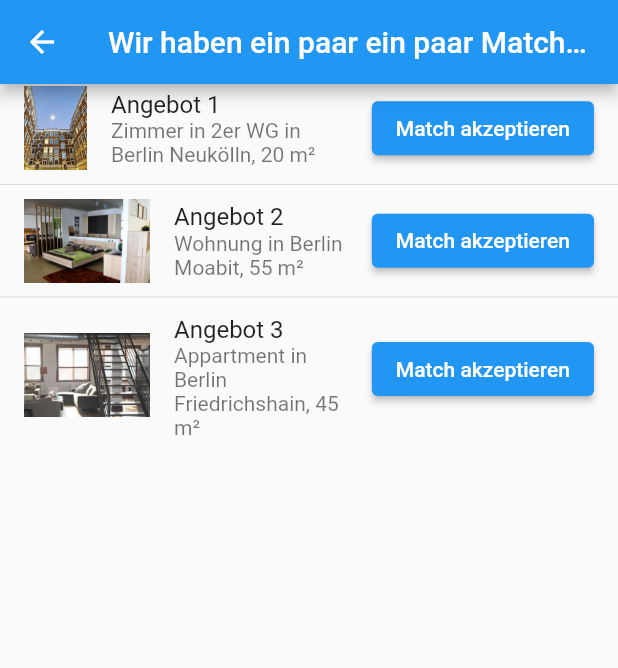
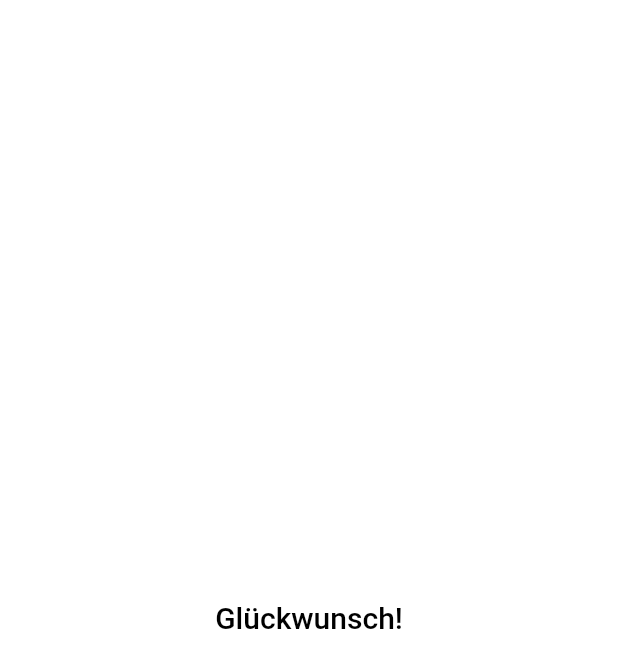
Before and after one commit to Tobias314/HomeSwap, a Flutter app: the OfferPage screen opened directly, after a tap on "Match akzeptieren", on a phone screen of 412 x 824 dp. Shown: the top 668 px of the screen. Run offline on Flutter 3.47's test engine with Material 2 defaults, Android fonts, the phone set to English and light mode, and no system bars; our stand-ins replace appinio_swiper, confetti, settings_ui.

Commit message:
confetti at right page

```diff
--- /dev/null
+++ b/frontend/lib/pages/confetti_page.dart
@@ -0,0 +1,129 @@
+import 'dart:math';
+
+import 'package:confetti/confetti.dart';
+import 'package:flutter/material.dart';
+
+void main() => runApp(const ConfettiSample());
+
+class ConfettiSample extends StatelessWidget {
+  const ConfettiSample({Key? key}) : super(key: key);
+
+  @override
+  Widget build(BuildContext context) {
+    return MaterialApp(
+        title: 'Confetti',
+        home: Scaffold(
+          backgroundColor: Colors.grey[900],
+          body: ConfettiPage(),
+        ));
+  }
+}
+
+class ConfettiPage extends StatefulWidget {
+  @override
+  _ConfettiPageState createState() => _ConfettiPageState();
+}
+
+class _ConfettiPageState extends State<ConfettiPage> {
+  late ConfettiController _controllerCenter;
+  late ConfettiController _controllerCenterRight;
+  late ConfettiController _controllerCenterLeft;
+  late ConfettiController _controllerTopCenter;
+  late ConfettiController _controllerBottomCenter;
+
+  @override
+  void initState() {
+    super.initState();
+    _controllerCenter =
+        ConfettiController(duration: const Duration(seconds: 10));
+    _controllerCenterRight =
+        ConfettiController(duration: const Duration(seconds: 10));
+    _controllerCenterLeft =
+        ConfettiController(duration: const Duration(seconds: 10));
+    _controllerTopCenter =
+        ConfettiController(duration: const Duration(seconds: 10));
+    _controllerBottomCenter =
+        ConfettiController(duration: const Duration(seconds: 10));
+  }
+
+  @override
+  void dispose() {
+    _controllerCenter.dispose();
+    _controllerCenterRight.dispose();
+    _controllerCenterLeft.dispose();
+    _controllerTopCenter.dispose();
+    _controllerBottomCenter.dispose();
+    super.dispose();
+  }
+
+  /// A custom Path to paint stars.
+  Path drawStar(Size size) {
+    // Method to convert degree to radians
+    double degToRad(double deg) => deg * (pi / 180.0);
+
+    const numberOfPoints = 5;
+    final halfWidth = size.width / 2;
+    final externalRadius = halfWidth;
+    final internalRadius = halfWidth / 2.5;
+    final degreesPerStep = degToRad(360 / numberOfPoints);
+    final halfDegreesPerStep = degreesPerStep / 2;
+    final path = Path();
+    final fullAngle = degToRad(360);
+    path.moveTo(size.width, halfWidth);
+
+    for (double step = 0; step < fullAngle; step += degreesPerStep) {
+      path.lineTo(halfWidth + externalRadius * cos(step),
+          halfWidth + externalRadius * sin(step));
+      path.lineTo(halfWidth + internalRadius * cos(step + halfDegreesPerStep),
+          halfWidth + internalRadius * sin(step + halfDegreesPerStep));
+    }
+    path.close();
+    return path;
+  }
+
+  @override
+  Widget build(BuildContext context) {
+    return SafeArea(
+      child: Stack(
+        children: <Widget>[
+          //CENTER -- Blast
+          Align(
+            alignment: Alignment.center,
+            child: ConfettiWidget(
+              confettiController: _controllerCenter,
+              blastDirectionality: BlastDirectionality
+                  .explosive, // don't specify a direction, blast randomly
+              shouldLoop:
+                  true, // start again as soon as the animation is finished
+              colors: const [
+                Colors.green,
+                Colors.blue,
+                Colors.pink,
+                Colors.orange,
+                Colors.purple
+              ], // manually specify the colors to be used
+              createParticlePath: drawStar, // define a custom shape/path.
+            ),
+          ),
+          Align(
+            alignment: Alignment.center,
+            child: TextButton(
+              onPressed: () {},
+              child: Text(
+                'Glückwunsch!',
+                style: TextStyle(color: Colors.black, fontSize: 20),
+              ),
+            ),
+            ),
+            AnimatedBuilder(
+            animation: _controllerCenter,
+            builder: (BuildContext context, Widget? child) {
+              _controllerCenter.play();
+              return const SizedBox();
+            },
+          ),
+        ],
+      ),
+      );
+    }
+}
--- a/frontend/lib/pages/offer_page.dart
+++ b/frontend/lib/pages/offer_page.dart
@@ -1,3 +1,4 @@
+import 'package:dating_app/pages/confetti_page.dart';
 import 'package:flutter/material.dart';
 
 // Define a data class for the image data
@@ -54,6 +55,10 @@ class OfferPage extends StatelessWidget {
               onPressed: () {
                 // Add your logic for "Match akzeptieren" button press here
                 print('Match akzeptieren pressed for ${imageData.name}');
+                Navigator.push(
+                  context,
+                  MaterialPageRoute(builder: (context) => ConfettiPage()),
+                );
               },
               child: Text('Match akzeptieren'),
             ),
```
Also changed, not shown: frontend/lib/main.dart (+76 -212 lines).
